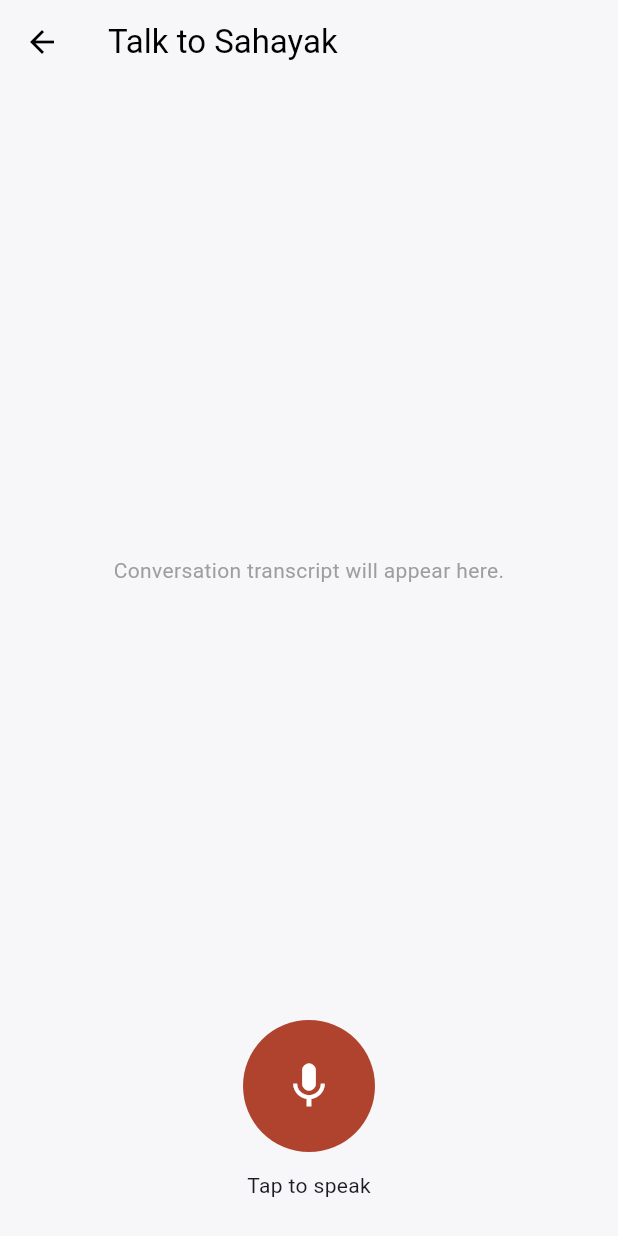
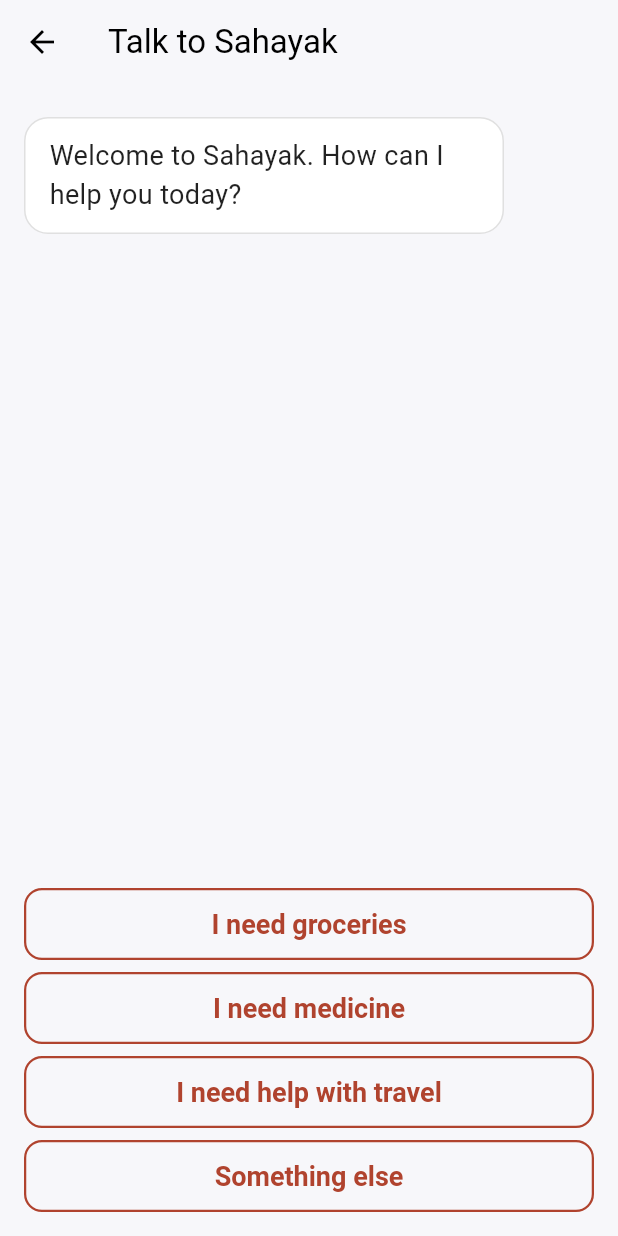
Before and after one commit to THEJAS-BK/Sahayak, a Flutter app: the AgentConversationScreen screen opened directly, on a phone screen of 412 x 824 dp. Run offline on Flutter 3.47's test engine with Material 3 defaults, Android fonts, the phone set to English and light mode, and no system bars.

Commit message:
feat: add agent menu chat UI with quick replies

```diff
--- a/mobile/lib/screens/agent_conversation_screen.dart
+++ b/mobile/lib/screens/agent_conversation_screen.dart
@@ -13,12 +13,57 @@ class AgentConversationScreen extends StatefulWidget {
       _AgentConversationScreenState();
 }
 
+/// One chat bubble on the conversation screen.
+class _Message {
+  const _Message({required this.text, required this.fromAgent});
+
+  final String text;
+  final bool fromAgent;
+}
+
+/// Quick-reply options offered right after the agent's greeting.
+/// Replace with real agent output later.
+const List<String> _agentOptions = [
+  'I need groceries',
+  'I need medicine',
+  'I need help with travel',
+  'Something else',
+];
+
 class _AgentConversationScreenState extends State<AgentConversationScreen> {
-  bool _isListening = false;
+  final ScrollController _scrollController = ScrollController();
+  final List<_Message> _messages = [
+    const _Message(
+      text: 'Welcome to Sahayak. How can I help you today?',
+      fromAgent: true,
+    ),
+  ];
+  bool _showOptions = true;
 
-  void _toggleListening() {
-    setState(() => _isListening = !_isListening);
-    // TODO: wire up to the voice-agent service API (start/stop stream).
+  void _selectOption(String option) {
+    setState(() {
+      _showOptions = false;
+      _messages.add(_Message(text: option, fromAgent: false));
+      _messages.add(const _Message(
+        text: 'Okay, tell me a bit more about what you need.',
+        fromAgent: true,
+      ));
+    });
+    WidgetsBinding.instance.addPostFrameCallback((_) {
+      if (_scrollController.hasClients) {
+        _scrollController.animateTo(
+          _scrollController.position.maxScrollExtent,
+          duration: const Duration(milliseconds: 250),
+          curve: Curves.easeOut,
+        );
+      }
+    });
+  }
+
+  @override
+  void dispose() {
+    _scrollController.dispose();
+    super.dispose();
   }
 
   @override
@@ -26,38 +71,92 @@ class _AgentConversationScreenState extends State<AgentConversationScreen> {
     return Scaffold(
       appBar: AppBar(title: const Text('Talk to Sahayak')),
       body: SafeArea(
-        child: Padding(
-          padding: const EdgeInsets.all(24),
         child: Column(
           children: [
-              const Expanded(
-                child: Center(
-                  child: Text(
-                    'Conversation transcript will appear here.',
-                    textAlign: TextAlign.center,
-                    style: TextStyle(color: Colors.grey),
+            Expanded(
+              child: ListView.builder(
+                controller: _scrollController,
+                padding: const EdgeInsets.all(16),
+                itemCount: _messages.length,
+                itemBuilder: (context, index) {
+                  return _MessageBubble(message: _messages[index]);
+                },
               ),
             ),
-              ),
-              GestureDetector(
-                onTap: _toggleListening,
-                child: CircleAvatar(
-                  radius: 44,
-                  backgroundColor:
-                      _isListening ? AppTheme.postRegistration : AppTheme.senior,
-                  child: Icon(
-                    _isListening ? Icons.stop : Icons.mic,
-                    color: Colors.white,
-                    size: 36,
+            if (_showOptions) _OptionsPanel(onSelect: _selectOption),
+          ],
         ),
       ),
+    );
+  }
+}
+
+class _MessageBubble extends StatelessWidget {
+  const _MessageBubble({required this.message});
+
+  final _Message message;
+
+  @override
+  Widget build(BuildContext context) {
+    final bool isAgent = message.fromAgent;
+    return Align(
+      alignment: isAgent ? Alignment.centerLeft : Alignment.centerRight,
+      child: Container(
+        margin: const EdgeInsets.symmetric(vertical: 6),
+        padding: const EdgeInsets.symmetric(horizontal: 16, vertical: 12),
+        constraints: const BoxConstraints(maxWidth: 320),
+        decoration: BoxDecoration(
+          color: isAgent ? Colors.white : AppTheme.senior,
+          borderRadius: BorderRadius.circular(16),
+          border: isAgent ? Border.all(color: Colors.black12) : null,
         ),
-              const SizedBox(height: 12),
-              Text(_isListening ? 'Listening...' : 'Tap to speak'),
-            ],
+        child: Text(
+          message.text,
+          style: TextStyle(
+            fontSize: 18,
+            color: isAgent ? Colors.black87 : Colors.white,
           ),
         ),
       ),
     );
   }
 }
+
+class _OptionsPanel extends StatelessWidget {
+  const _OptionsPanel({required this.onSelect});
+
+  final ValueChanged<String> onSelect;
+
+  @override
+  Widget build(BuildContext context) {
+    return Padding(
+      padding: const EdgeInsets.fromLTRB(16, 0, 16, 16),
+      child: Column(
+        mainAxisSize: MainAxisSize.min,
+        children: [
+          for (final String option in _agentOptions)
+            Padding(
+              padding: const EdgeInsets.only(top: 8),
+              child: SizedBox(
+                width: double.infinity,
+                child: OutlinedButton(
+                  onPressed: () => onSelect(option),
+                  style: OutlinedButton.styleFrom(
+                    minimumSize: const Size.fromHeight(48),
+                    foregroundColor: AppTheme.senior,
+                    side: const BorderSide(color: AppTheme.senior, width: 1.5),
+                    shape: RoundedRectangleBorder(
+                      borderRadius: BorderRadius.circular(12),
+                    ),
+                    textStyle:
+                        const TextStyle(fontSize: 18, fontWeight: FontWeight.w600),
+                  ),
+                  child: Text(option),
+                ),
+              ),
+            ),
+        ],
+      ),
+    );
+  }
+}
```
Also changed, not shown: 1 other file. Lines whose indentation alone changed are shown as unchanged.
